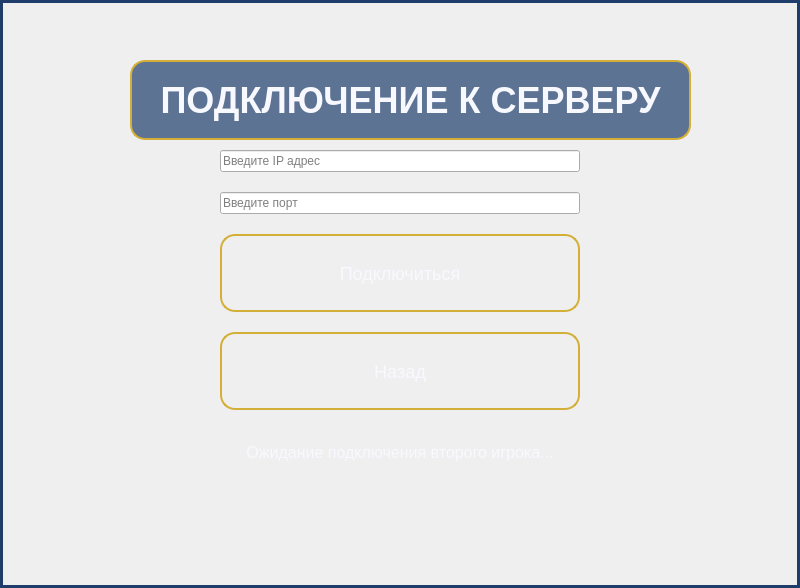
Old version of the form connect_window.ui in the repository oldFiSt/Sea_Battle.
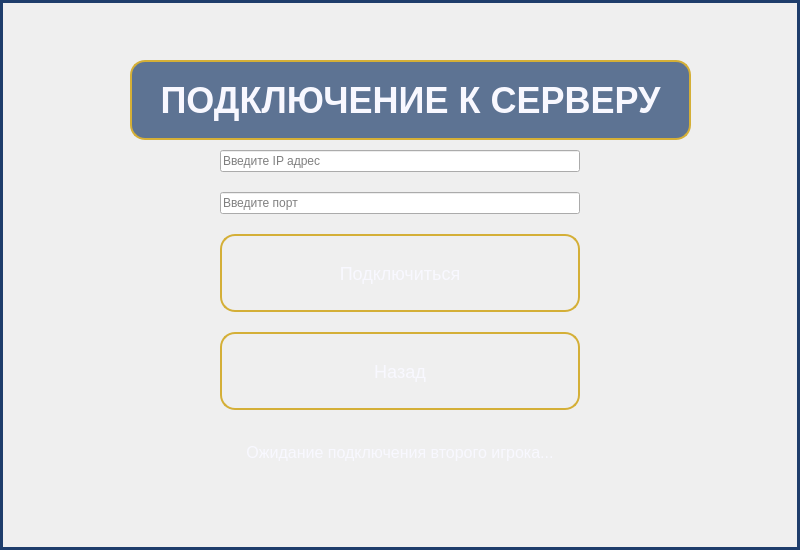
New version of the form.

Diff of the .ui file:
```diff
--- a/connect_window.ui
+++ b/connect_window.ui
@@ -7,7 +7,7 @@
     <x>0</x>
     <y>0</y>
     <width>800</width>
-    <height>588</height>
+    <height>550</height>
    </rect>
   </property>
   <property name="windowTitle">
```
